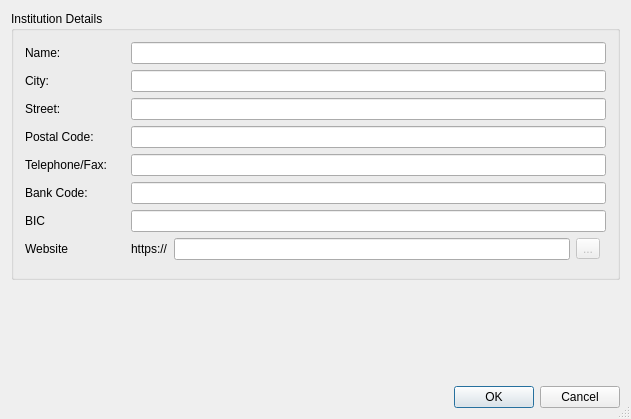
First picture: the form in kmymoney/dialogs/knewbankdlg.ui, repository KDE/kmymoney, before the edit.
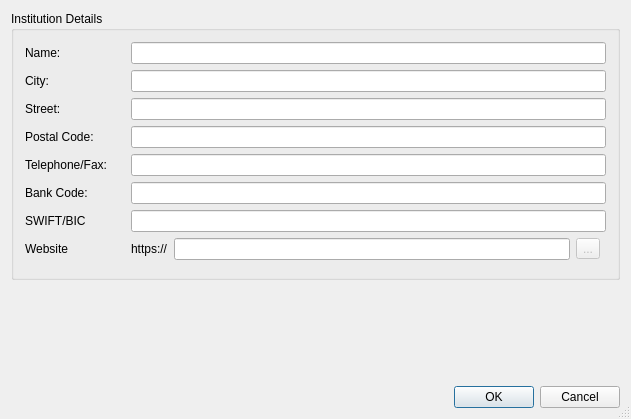
Second picture: the form after the edit. Custom widgets are drawn as their Qt base class.

Commit message:
Add tooltips to New Intitution Wizard
- add tooltips to SWIFT/BIC and Bank Code fields

Diff of the .ui file:
```diff
--- a/kmymoney/dialogs/knewbankdlg.ui
+++ b/kmymoney/dialogs/knewbankdlg.ui
@@ -77,7 +77,7 @@
          </size>
         </property>
         <property name="text">
-         <string>BIC</string>
+         <string>SWIFT/BIC</string>
         </property>
         <property name="wordWrap">
          <bool>false</bool>
```
Left out of the diff: 12 changed lines with no effect on the pictures.
